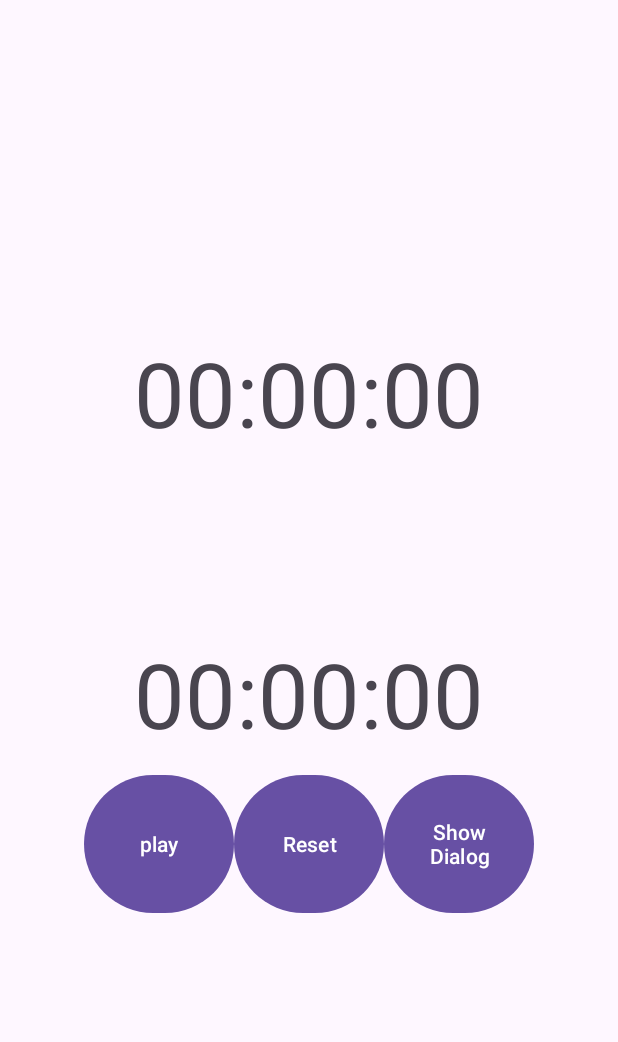
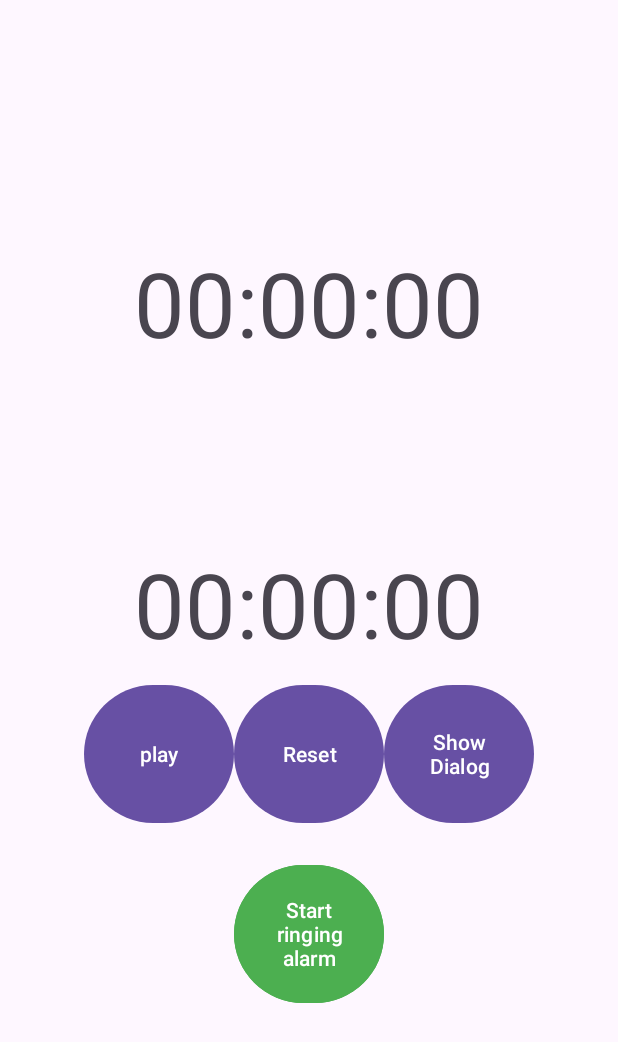
Before and after one commit to juliangasal46/Count_Down_timer, an Android app: the layout activity_main.xml on its own in the app's theme, with its tools: preview values and no code run, on a phone screen of 412 x 824 dp. Shown: the top 1042 px of the screen. Run offline under Robolectric (Android 15) with nearby library versions, the light colour scheme and no system bars.

Commit message:
V-1.1.1: Alarm done, have to fix strange behavior of the new button

```diff
--- a/app/src/main/res/layout/activity_main.xml
+++ b/app/src/main/res/layout/activity_main.xml
@@ -55,4 +55,12 @@
                 android:layout_height="100dp"
                 android:text="Show Dialog"/>
         </LinearLayout>
+
+    <Button
+        android:id="@+id/btnActuarAlarma"
+        android:layout_width="100dp"
+        android:layout_height="100dp"
+        android:layout_marginTop="20dp"
+        android:backgroundTint="@color/green"
+        android:text="Start ringing alarm"/>
 </LinearLayout>
```
Also changed, not shown: app/src/main/java/com/example/count_down_timer/MainActivity.kt (+26 -6 lines), 1 other file.
